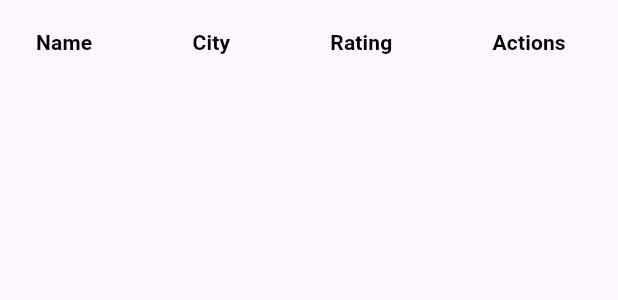
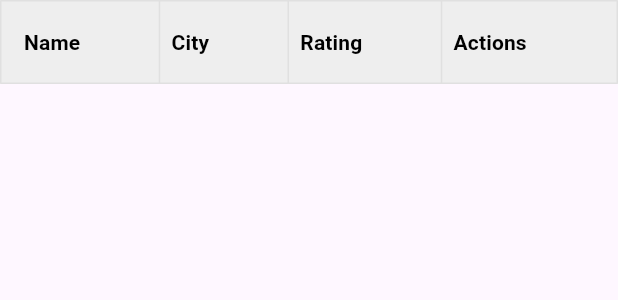
Before and after one commit to Elmosius/Kenyangin-Aja, a Flutter app: the FoodListTable widget shown alone on an empty page, opened directly with empty values, on a phone screen of 412 x 824 dp. Shown: the top 300 px of the screen. Run offline on Flutter 3.47's test engine with Material 3 defaults, Android fonts, the phone set to English and light mode, and no system bars; our stand-ins replace dio, flutter_riverpod, go_router, google_fonts, material_design_icons_flutter, shared_preferences; accounts and stored records are empty; network calls fail.

Commit message:
update: tampilan table fpage foods

```diff
--- a/main/lib/core/widgets/food_table.dart
+++ b/main/lib/core/widgets/food_table.dart
@@ -22,6 +22,18 @@ class FoodListTable extends StatelessWidget {
                 minWidth: constraints.maxWidth,
               ),
               child: DataTable(
+                headingRowColor:
+                    WidgetStateColor.resolveWith((states) => Colors.grey[200]!),
+                dataRowColor: WidgetStateColor.resolveWith((states) =>
+                    states.contains(WidgetState.selected)
+                        ? Colors.grey[300]!
+                        : Colors.white),
+                columnSpacing: 16,
+                horizontalMargin: 16,
+                border: TableBorder.all(
+                  color: Colors.grey[300]!,
+                  width: 1,
+                ),
                 columns: [
                   DataColumn(
                     label: Text(
@@ -31,7 +43,8 @@ class FoodListTable extends StatelessWidget {
                         fontWeight: FontWeight.bold,
                         color: Colors.black,
                       ),
-                  )),
+                    ),
+                  ),
                   DataColumn(
                     label: Text(
                       'City',
@@ -40,7 +53,8 @@ class FoodListTable extends StatelessWidget {
                         fontWeight: FontWeight.bold,
                         color: Colors.black,
                       ),
-                  )),
+                    ),
+                  ),
                   DataColumn(
                     label: Text(
                       'Rating',
@@ -49,7 +63,8 @@ class FoodListTable extends StatelessWidget {
                         fontWeight: FontWeight.bold,
                         color: Colors.black,
                       ),
-                  )),
+                    ),
+                  ),
                   DataColumn(
                     label: Text(
                       'Actions',
@@ -58,13 +73,18 @@ class FoodListTable extends StatelessWidget {
                         fontWeight: FontWeight.bold,
                         color: Colors.black,
                       ),
-                  )),
+                    ),
+                  ),
                 ],
-                rows: foods.map((food) {
+                rows: foods.asMap().entries.map((entry) {
+                  final index = entry.key;
+                  final food = entry.value;
                   final location =
                       food.locations.isNotEmpty ? food.locations.first : null;
 
                   return DataRow(
+                    color: WidgetStateColor.resolveWith((states) =>
+                        index.isEven ? Colors.grey[50]! : Colors.white),
                     cells: [
                       DataCell(FoodDataCell(
                         content: food.name,
--- a/main/lib/features/admin/views/food_list_page.dart
+++ b/main/lib/features/admin/views/food_list_page.dart
@@ -24,7 +24,10 @@ class FoodListPage extends ConsumerWidget {
           backgroundColor: const Color(0xFFF5F5F5),
         ),
         body: foodsAsync.when(
-          data: (foods) => FoodListTable(foods: foods),
+          data: (foods) => Padding(
+            padding: const EdgeInsets.all(20),
+            child: FoodListTable(foods: foods),
+          ),
           loading: () => const Center(child: CircularProgressIndicator()),
           error: (error, stack) => Center(
             child: Text(
```
Lines whose indentation alone changed are shown as unchanged.
